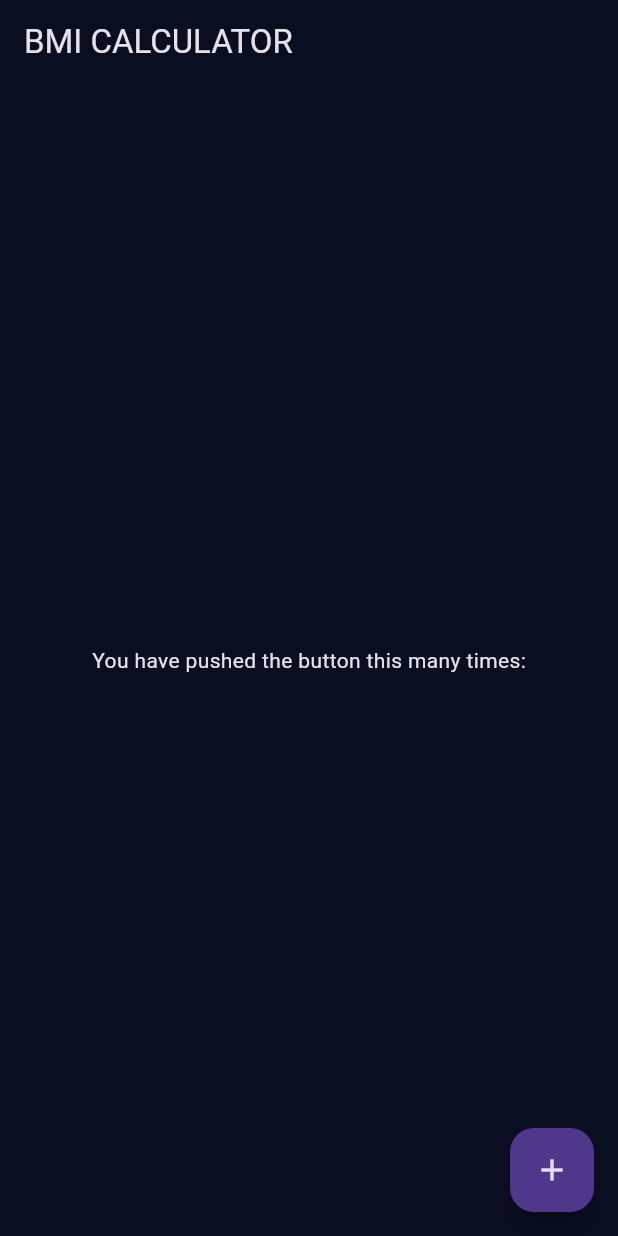
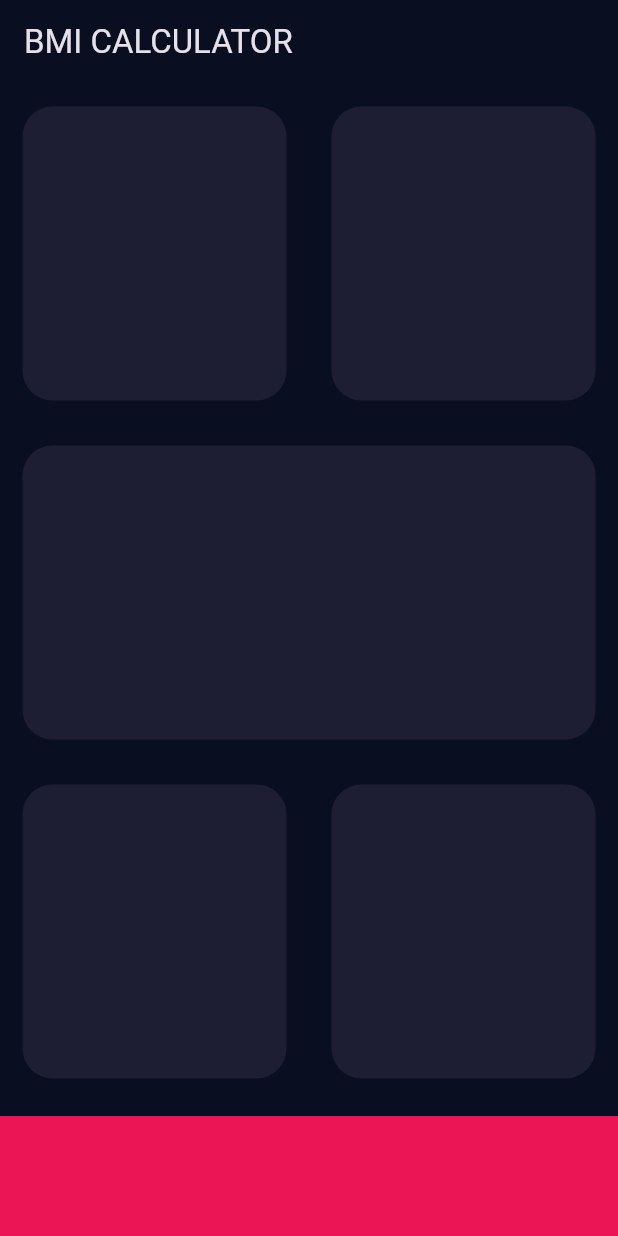
Before and after one commit to Mohamed-Willy/FlutterCourse, a Flutter app: the screen it shows after launch, on a phone screen of 412 x 824 dp. Run offline on Flutter 3.47's test engine with Material 3 defaults, Android fonts, the phone set to English and light mode, and no system bars; our stand-ins replace audioplayers; project files that could hold a hidden picture were left out.

Commit message:
Updating Design

```diff
--- /dev/null
+++ b/bmi_calculator/lib/CustomCard.dart
@@ -0,0 +1,20 @@
+import 'package:flutter/material.dart';
+
+const customCardColor = Color(0xFF1D1E33);
+
+class CustomCard extends StatelessWidget {
+  const CustomCard({super.key, this.color = customCardColor});
+  final Color color;
+  @override
+  Widget build(BuildContext context) {
+    return Expanded(
+      child: Container(
+        margin: const EdgeInsets.all(15),
+        decoration: BoxDecoration(
+          color: color,
+          borderRadius: BorderRadius.circular(20),
+        ),
+      ),
+    );
+  }
+}
--- a/bmi_calculator/lib/InputPage.dart
+++ b/bmi_calculator/lib/InputPage.dart
@@ -1,3 +1,4 @@
+import 'CustomCard.dart';
 import 'package:flutter/material.dart';
 
 class InputPage extends StatefulWidget {
@@ -14,21 +15,33 @@ class _InputPageState extends State<InputPage> {
       appBar: AppBar(
         title: const Text("BMI CALCULATOR"),
       ),
-      body: const Center(
-        child: Column(
-          mainAxisAlignment: MainAxisAlignment.center,
-          children: <Widget>[
-            Text(
-              'You have pushed the button this many times:',
+      body: Column(
+        children: [
+          const Expanded(
+            child: Row(
+              children: [
+                CustomCard(),
+                CustomCard(),
+              ],
             ),
-          ],
-        ),
+          ),
+          const CustomCard(),
+          const Expanded(
+            child: Row(
+              children: [
+                CustomCard(),
+                CustomCard(),
+              ],
+            ),
+          ),
+          Container(
+            color: const Color(0xFFeb1555),
+            margin: const EdgeInsets.only(top: 10),
+            width: double.infinity,
+            height: 80.0,
+          )
+        ],
       ),
-      floatingActionButton: FloatingActionButton(
-        onPressed: (){},
-        tooltip: 'Increment',
-        child: const Icon(Icons.add),
-      ), // This trailing comma makes auto-formatting nicer for build methods.
     );
   }
 }
```
